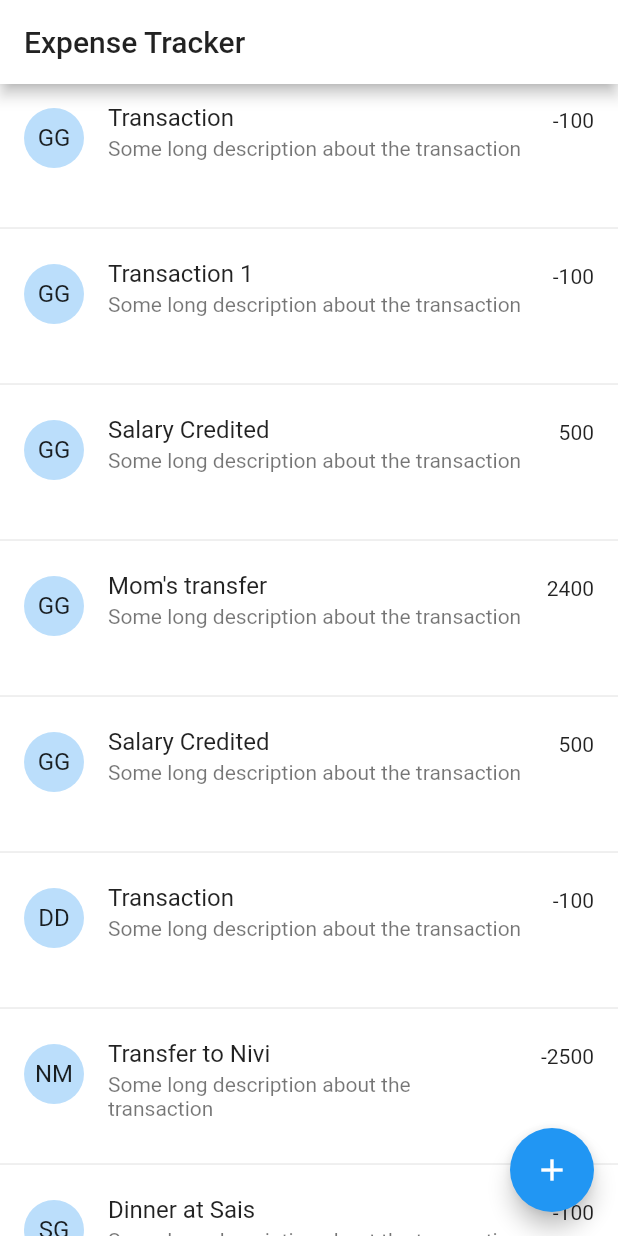
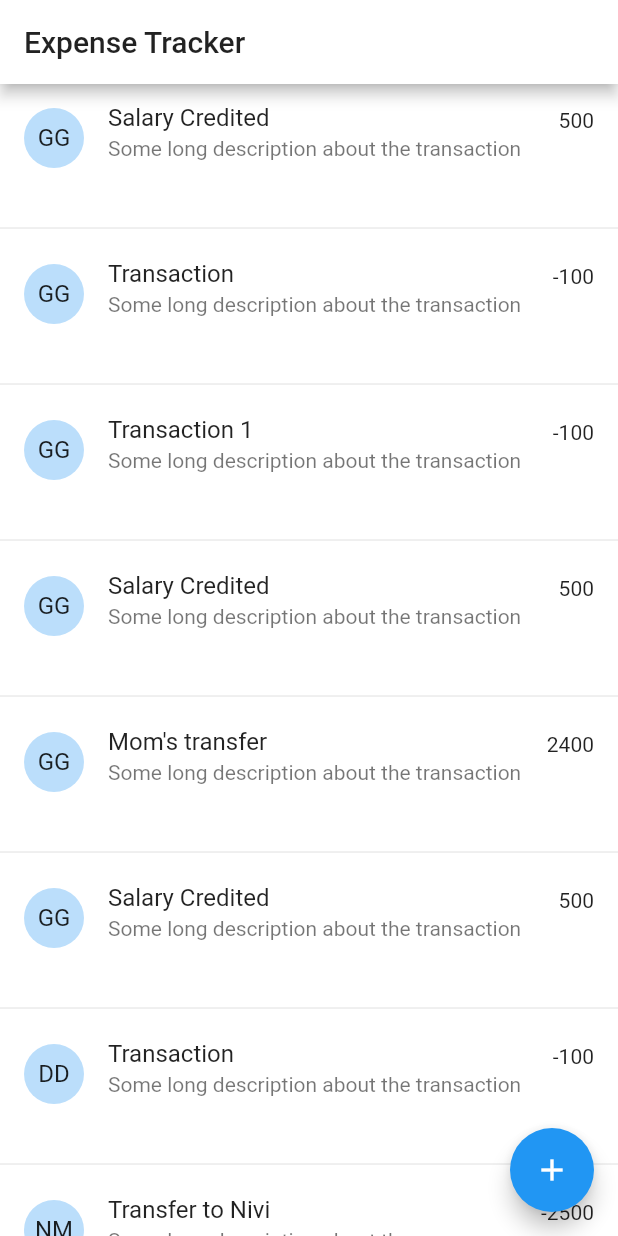
Before and after one commit to gsahadevan/pilot, a Flutter app: the screen it shows after launch, on a phone screen of 412 x 824 dp. Run offline on Flutter 3.47's test engine with Material 2 defaults, Android fonts, the phone set to English and light mode, and no system bars; generated files the repository leaves out were written again.

Commit message:
added automatic json serialization

```diff
--- a/data/transactions.json
+++ b/data/transactions.json
@@ -1,4 +1,5 @@
 [
+  {"title": "Salary Credited", "amount": "500", "place": "GG", "desc": "Some long description about the transaction"},
   {"title": "Transaction ", "amount": "-100", "place": "GG", "desc": "Some long description about the transaction"},
   {"title": "Transaction 1", "amount": "-100", "place": "GG", "desc": "Some long description about the transaction"},
   {"title": "Salary Credited", "amount": "500", "place": "GG", "desc": "Some long description about the transaction"},
--- a/lib/Transaction.dart
+++ b/lib/Transaction.dart
@@ -1,3 +1,8 @@
+import 'package:json_annotation/json_annotation.dart';
+
+part 'Transaction.g.dart';
+
+@JsonSerializable()
 class Transaction {
 
   final String title;
@@ -7,10 +12,5 @@ class Transaction {
 
   Transaction(this.title, this.amount, this.place, this.desc);
 
-  Transaction.fromJson(Map<String, dynamic> json) :
-      title = json['title'],
-      amount = json['amount'],
-      place = json['place'],
-      desc = json['desc'];
-
+  factory Transaction.fromJson(Map<String, dynamic> json) => _$TransactionFromJson(json);
 }
--- a/lib/TransactionList.dart
+++ b/lib/TransactionList.dart
@@ -15,7 +15,7 @@ class _TransactionListState extends State<TransactionList> {
 
   var transactions = const [];
 
-  Future loadMessageList() async {
+  Future loadTransactionList() async {
     String content = await rootBundle.loadString('data/transactions.json');
     List txns = json.decode(content);
     List<Transaction> _transactions = txns.map((json) => Transaction.fromJson(json)).toList();
@@ -26,7 +26,7 @@ class _TransactionListState extends State<TransactionList> {
   }
 
   void initState() {
-    loadMessageList();
+    loadTransactionList();
     super.initState();
   }
 
--- a/pubspec.yaml
+++ b/pubspec.yaml
@@ -28,6 +28,8 @@ dependencies:
 dev_dependencies:
   flutter_test:
     sdk: flutter
+  build_runner:
+  json_serializable:
 
 
 # For information on the generic Dart part of this file, see the
```
Also changed, not shown: lib/Transaction.g.dart (added), pubspec.lock.
